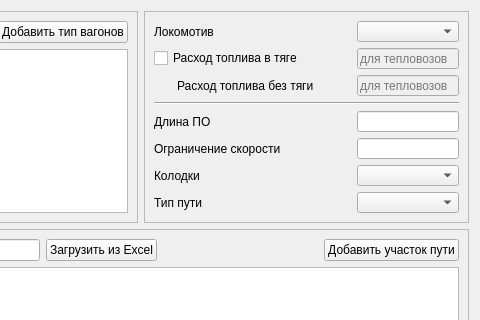
Qt form inputwindow.ui (Prygoon/Diploma) before a commit; both pictures show x 360 to 840 and y 0 to 320 of the 840 by 480 pixel window.
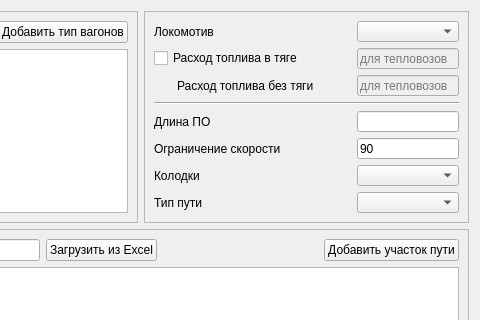
The same form after that commit.

```diff
--- a/inputwindow.ui
+++ b/inputwindow.ui
@@ -431,6 +431,12 @@
               <height>16777215</height>
              </size>
             </property>
+            <property name="inputMask">
+             <string/>
+            </property>
+            <property name="text">
+             <string>90</string>
+            </property>
            </widget>
           </item>
          </layout>
```
